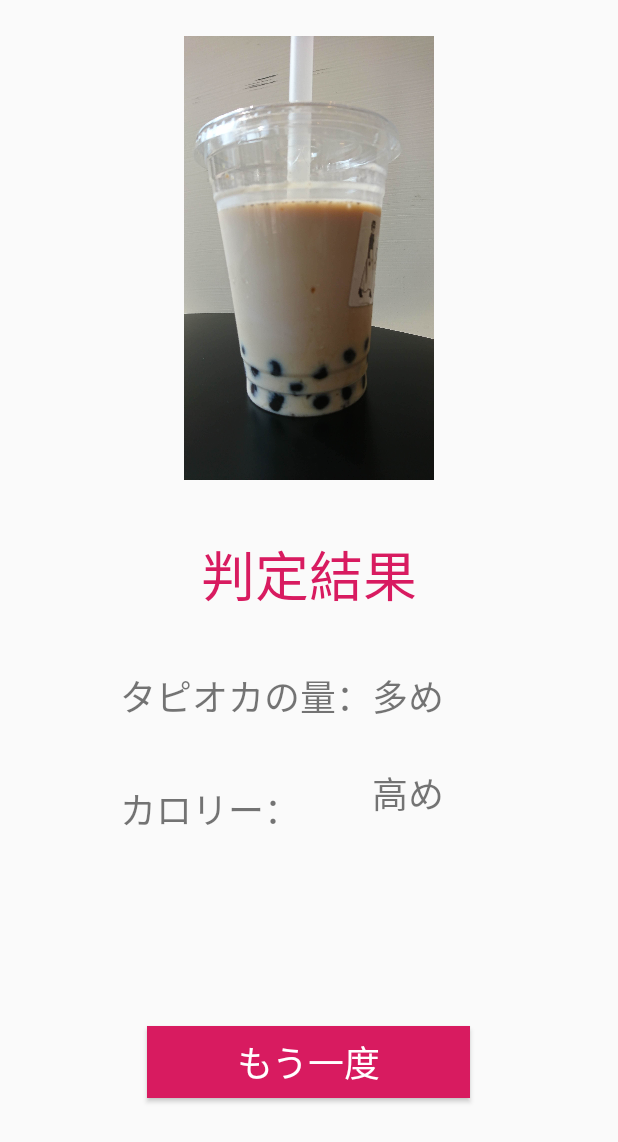
After one commit to Akira-Hashimoto/TapiocaSegmentation, an Android app: the layout activity_result.xml on its own in the app's theme, with its tools: preview values and no code run, on a phone screen of 412 x 824 dp. The commit adds this screen. Shown: the top 1142 px of the screen. Run offline under Robolectric (Android 15) with nearby library versions, the phone set to English and light mode, and no system bars.

Commit message:
Resultの画面作成

```diff
--- a/app/src/main/java/tapioca/tapiocasegmentation/ResultActivity.kt
+++ b/app/src/main/java/tapioca/tapiocasegmentation/ResultActivity.kt
@@ -1,5 +1,56 @@
 package tapioca.tapiocasegmentation
+import android.content.Intent
+import android.content.pm.PackageManager
+import android.graphics.Bitmap
+import android.graphics.Matrix
+import android.graphics.drawable.BitmapDrawable
+import android.os.Bundle
+import android.provider.MediaStore
+import androidx.appcompat.app.AlertDialog
+import androidx.appcompat.app.AppCompatActivity
+import androidx.core.app.ActivityCompat
+import androidx.core.content.ContextCompat
+import kotlinx.android.synthetic.main.activity_main.*
+import kotlinx.coroutines.Dispatchers
+import kotlinx.coroutines.GlobalScope
+import kotlinx.coroutines.launch
+import kotlinx.coroutines.withContext
+import org.opencv.android.OpenCVLoader
+import org.opencv.android.Utils
+import org.opencv.imgproc.GeneralizedHough
+import org.opencv.imgproc.Imgproc
+import android.R.attr.y
+import android.R.attr.x
+import android.widget.Button
+import android.widget.ImageView
+import android.widget.TextView
+import org.opencv.core.*
 
-class ResultActivity (){
+class ResultActivity : AppCompatActivity() {
 
+    val takeIntent = Intent(MediaStore.ACTION_IMAGE_CAPTURE)
+    val RESULT_CAMERA = 100
+
+    override fun onCreate(savedInstanceState: Bundle?) {
+        super.onCreate(savedInstanceState)
+        setContentView(R.layout.activity_result)
+
+        val imageView = findViewById<ImageView>(R.id.tapioca_img)
+        val quantityView = findViewById<TextView>(R.id.tapioca_quantity)
+        val caloryView = findViewById<TextView>(R.id.calory)
+        val againButton = findViewById<Button>(R.id.again_button)
+
+        // TODO imageViewに受け取った画像をセット
+        val quantity = 30
+        val calory = 100
+        quantityView.text = quantity.toString() + "個"
+        caloryView.text = calory.toString() + "cal"
+
+
+        againButton.setOnClickListener {
+            // 飛ぶ
+            println("もう一度")
+        }
+
+    }
 }
--- /dev/null
+++ b/app/src/main/res/layout/activity_result.xml
@@ -0,0 +1,80 @@
+<?xml version="1.0" encoding="utf-8"?>
+<androidx.constraintlayout.widget.ConstraintLayout xmlns:android="http://schemas.android.com/apk/res/android"
+                                                   xmlns:app="http://schemas.android.com/apk/res-auto" xmlns:tools="http://schemas.android.com/tools" android:layout_width="match_parent"
+                                                   android:layout_height="match_parent">
+
+    <TextView
+            android:text="判定結果"
+            android:layout_width="wrap_content"
+            android:layout_height="wrap_content"
+            android:textSize="36dp"
+            android:id="@+id/result_label"
+            android:layout_marginTop="36dp"
+            app:layout_constraintTop_toBottomOf="@+id/tapioca_img" app:layout_constraintStart_toStartOf="parent"
+            android:layout_marginStart="8dp" app:layout_constraintEnd_toEndOf="parent" android:layout_marginEnd="8dp"
+            android:textColor="@color/colorAccent"/>
+
+    <ImageView
+            android:layout_width="189dp"
+            android:layout_height="296dp" app:srcCompat="@drawable/tapix"
+            android:id="@+id/tapioca_img" android:layout_marginTop="24dp"
+            app:layout_constraintTop_toTopOf="parent" app:layout_constraintStart_toStartOf="parent"
+            android:layout_marginStart="8dp" app:layout_constraintEnd_toEndOf="parent" android:layout_marginEnd="8dp"/>
+    <TextView
+            android:text="タピオカの量："
+            android:textSize="24dp"
+            android:layout_width="0dp"
+            android:layout_height="wrap_content"
+            android:id="@+id/tapioca_quantity_label"
+            app:layout_constraintStart_toStartOf="parent"
+            android:layout_marginStart="80dp" android:layout_marginTop="36dp"
+            app:layout_constraintTop_toBottomOf="@+id/result_label"/>
+
+    <TextView
+            android:id="@+id/tapioca_quantity"
+            android:text="多め"
+            android:textSize="24dp"
+            android:layout_width="0dp"
+            android:layout_height="wrap_content"
+            app:layout_constraintStart_toEndOf="@+id/tapioca_quantity_label"
+            app:layout_constraintEnd_toEndOf="parent"
+            android:layout_marginEnd="24dp"
+            app:layout_constraintTop_toBottomOf="@+id/result_label"
+            android:layout_marginTop="36dp"/>
+
+    <TextView
+            android:text="カロリー："
+            android:textSize="24dp"
+            android:layout_width="0dp"
+            android:layout_height="wrap_content"
+            android:id="@+id/calory_label" android:layout_marginTop="16dp"
+            app:layout_constraintTop_toBottomOf="@+id/tapioca_quantity_label"
+            app:layout_constraintStart_toStartOf="@+id/tapioca_quantity_label"
+            app:layout_constraintEnd_toStartOf="@+id/calory"
+            app:layout_constraintBottom_toTopOf="@+id/again_button" app:layout_constraintVertical_bias="0.157"
+            app:layout_constraintHorizontal_bias="0.0"/>
+
+    <TextView
+            android:text="高め"
+            android:textSize="24dp"
+            android:layout_width="0dp"
+            android:layout_height="wrap_content"
+            android:id="@+id/calory"
+            app:layout_constraintTop_toBottomOf="@+id/tapioca_quantity" app:layout_constraintEnd_toEndOf="parent"
+            android:layout_marginTop="24dp"
+            app:layout_constraintBottom_toTopOf="@+id/again_button" android:layout_marginEnd="24dp"
+            app:layout_constraintVertical_bias="0.035"
+            app:layout_constraintStart_toStartOf="@+id/tapioca_quantity" app:layout_constraintHorizontal_bias="0.0"/>
+    <Button
+            android:text="もう一度"
+            android:layout_width="wrap_content"
+            android:layout_height="wrap_content"
+            android:background="@color/colorAccent"
+            android:textColor="@android:color/white"
+            android:textSize="24dp"
+            android:id="@+id/again_button" android:layout_marginEnd="8dp" app:layout_constraintEnd_toEndOf="parent"
+            android:layout_marginStart="8dp" app:layout_constraintStart_toStartOf="parent"
+            android:layout_marginBottom="92dp" app:layout_constraintBottom_toBottomOf="parent"
+            android:paddingStart="60dp"
+            android:paddingEnd="60dp" app:layout_constraintHorizontal_bias="0.497"/>
+</androidx.constraintlayout.widget.ConstraintLayout>
```
